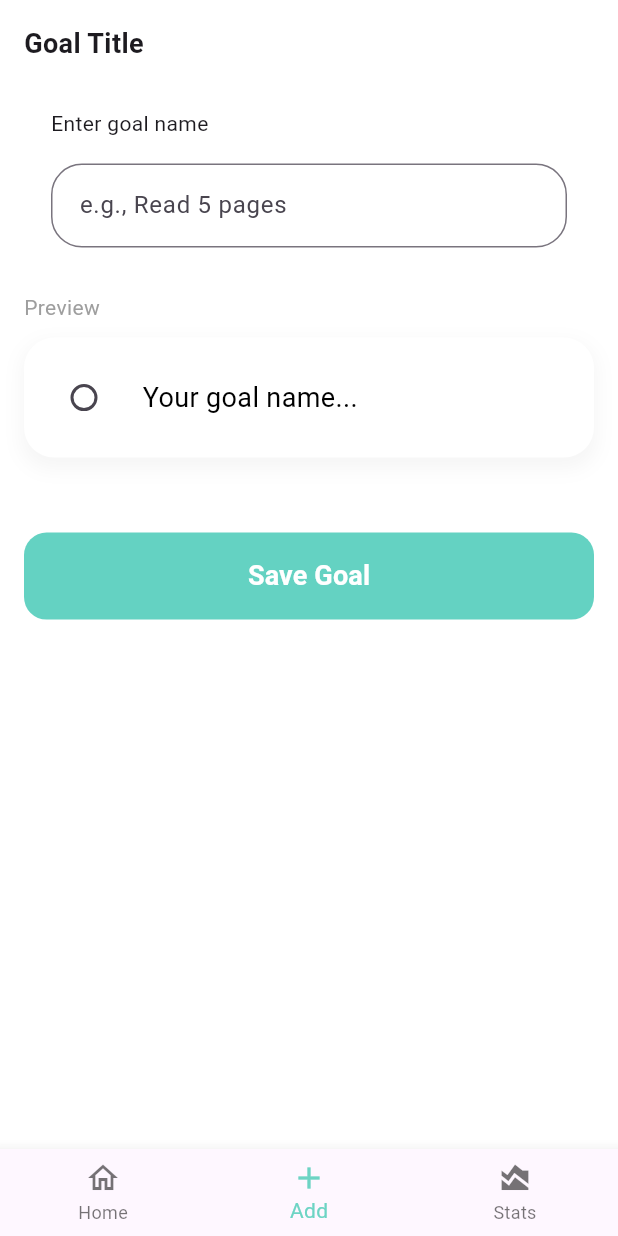
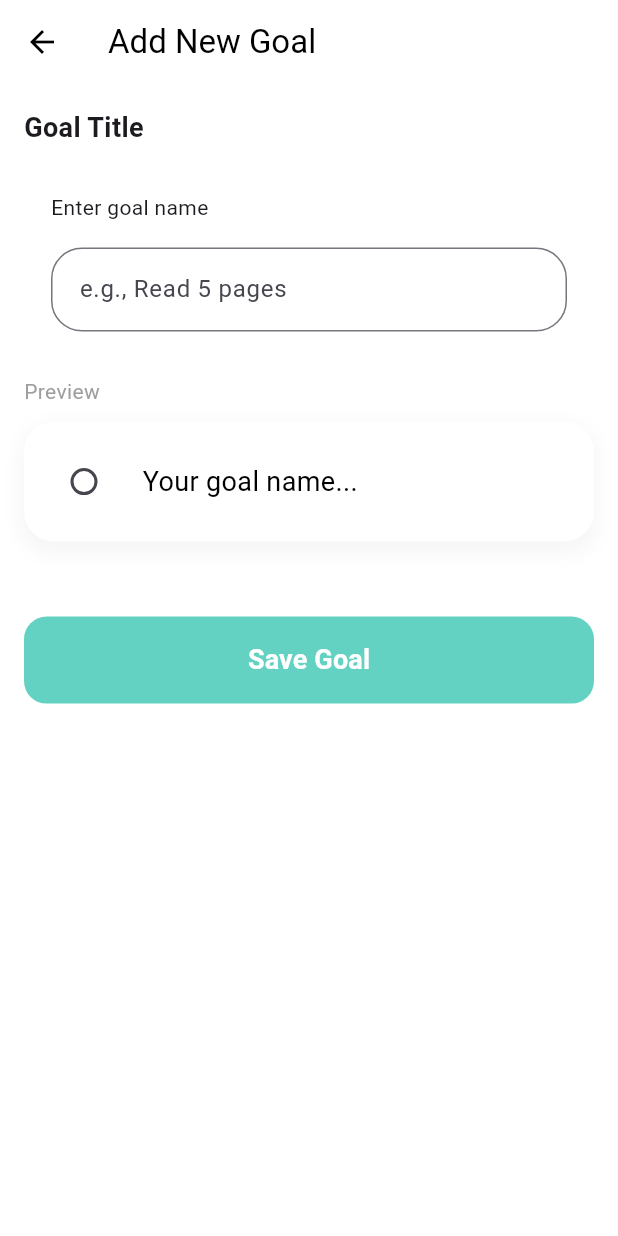
Before and after one commit to shahandaashref/myGoalApp, a Flutter app: the screen it shows after launch, item 2 of the bottom bar chosen, on a phone screen of 412 x 824 dp. Run offline on Flutter 3.47's test engine with Material 3 defaults, Android fonts, the phone set to English and light mode, and no system bars; our stand-ins replace percent_indicator, sqflite; accounts and stored records are empty.

Commit message:
update  home page and addpage

```diff
--- a/lib/Custom/custom_text_field.dart
+++ b/lib/Custom/custom_text_field.dart
@@ -8,6 +8,7 @@
   final Widget? icon;
   final String? Function(String?)? validateFunction;
   final TextEditingController? controller;
+  final Function(String)? onChange;
 
   CustomTextFormField({
     super.key,
@@ -17,6 +18,7 @@
     this.icon,
     this.controller,
     this.validateFunction,
+    this.onChange,
   });
 
   @override
@@ -73,7 +75,9 @@
               hintText: widget.hintText,
               prefixIcon: widget.icon,
             ),
+          onChanged: widget.onChange,
           ),
+
         ],
       ),
     );
--- a/lib/Feature/Pages/Ui/Screens/add_goal_screen.dart
+++ b/lib/Feature/Pages/Ui/Screens/add_goal_screen.dart
@@ -1,119 +1,7 @@
-// import 'package:flutter/material.dart';
-// import 'package:goal_app/Custom/custom_text_field.dart';
-
-// class AddGoalScreen extends StatefulWidget {
-//   const AddGoalScreen({super.key});
-
-//   @override
-//   State<AddGoalScreen> createState() => _AddGoalScreenState();
-// }
-
-// class _AddGoalScreenState extends State<AddGoalScreen> {
-//   final TextEditingController _controller = TextEditingController();
-//   bool? goalIsDone = false;
-//   GlobalKey _keyForm=GlobalKey();
-//   @override
-//   Widget build(BuildContext context) {
-//     return SafeArea(
-//       child: Padding(
-//         padding: const EdgeInsets.all(16.0),
-//         child: Form(
-//           key: _keyForm,
-//           child: Column(
-//             crossAxisAlignment: CrossAxisAlignment.start,
-//             children: [
-//               Text('Add New Goal'),
-//               CustomTextFormField(
-//                 controller: _controller,
-//                 type: 'text',
-//                 label: 'Goal Title',
-//                 hintText: 'goal',
-//               ),
-//               coalItem(),
-//               SizedBox(height: 20),
-//               Center(child: CustomBottom()),
-//             ],
-//           ),
-//         ),
-//       ),
-//     );
-//   }
-
-//   SizedBox coalItem() {
-//     return SizedBox(
-//       height: 120,
-//       child: Container(
-//         alignment: Alignment.center,
-//         height: 100,
-//         margin: EdgeInsets.symmetric(vertical: 10, horizontal: 2),
-//         padding: EdgeInsets.all(16),
-//         width: double.infinity,
-//         decoration: BoxDecoration(
-//           borderRadius: BorderRadius.circular(20),
-//           color: Colors.white,
-//           boxShadow: [
-//             BoxShadow(
-//               blurRadius: 2,
-//               spreadRadius: 2,
-//               color: const Color.fromARGB(255, 236, 236, 236),
-//               offset: Offset(1, 1),
-//             ),
-//           ],
-//         ),
-
-//         child: Row(
-//           //mainAxisAlignment: MainAxisAlignment.spaceEvenly,
-//           children: [
-//             Checkbox(
-//               checkColor: Colors.white,
-//               activeColor: Color.fromARGB(255, 140, 226, 243),
-//               shape: CircleBorder(),
-//               value: goalIsDone,
-//               onChanged: (newValue) {
-//                 setState(() {
-//                   goalIsDone = newValue;
-//                 });
-//               },
-//             ),
-//             SizedBox(width: 15),
-//             Text(_controller.text, style: TextStyle(fontSize: 20)),
-//           ],
-//         ),
-//       ),
-//     );
-//   }
-// }
-
-// class CustomBottom extends StatelessWidget {
-//   const CustomBottom({super.key});
-
-//   @override
-//   Widget build(BuildContext context) {
-//     return ElevatedButton(
-//       onPressed: () {},
-//       style: ElevatedButton.styleFrom(
-//         backgroundColor: const Color(0xFF64D2C2),
-//         foregroundColor: Colors.white,
-//         elevation: 0,
-
-//         shape: RoundedRectangleBorder(borderRadius: BorderRadius.circular(15)),
-
-//         padding: const EdgeInsets.symmetric(horizontal: 40, vertical: 16),
-//       ),
-//       child: const Text(
-//         'Save Goal',
-//         style: TextStyle(fontSize: 18, fontWeight: FontWeight.bold),
-//       ),
-//     );
-//   }
-// }
-
-
 import 'package:flutter/material.dart';
 import 'package:goal_app/Custom/custom_text_field.dart';
-import 'package:goal_app/Feature/Pages/model/goal_data.dart';
-import 'package:goal_app/Feature/Pages/model/sqldb.dart';
-
+import 'package:goal_app/Feature/Pages/model/goal_data.dart'; // تأكدي إن المسار صح
+import 'package:goal_app/Feature/Pages/model/sqldb.dart';    // تأكدي إن المسار صح
 
 class AddGoalScreen extends StatefulWidget {
   const AddGoalScreen({super.key});
@@ -125,41 +13,29 @@
 class _AddGoalScreenState extends State<AddGoalScreen> {
   final TextEditingController _controller = TextEditingController();
   bool goalIsDone = false;
-  GlobalKey<FormState> _keyForm = GlobalKey(); // حددنا النوع FormState
-
+  final GlobalKey<FormState> _keyForm = GlobalKey();
 
   SqlDb sqlDb = SqlDb();
 
-
   void saveGoal() async {
     if (_keyForm.currentState!.validate()) {
-
+      // 1. تجهيز البيانات
       Goal newGoal = Goal(
         title: _controller.text,
         isDone: goalIsDone,
         date: DateTime.now().toString().split(" ")[0],
       );
 
-
+      // 2. الحفظ في قاعدة البيانات
       int response = await sqlDb.insertData(newGoal);
 
+      // 3. التحقق من النجاح والرجوع
       if (response > 0) {
         if (mounted) {
-          ScaffoldMessenger.of(context).showSnackBar(
-          SnackBar(
-            content: Text("Goal Added Successfully! "),
-            backgroundColor: Color(0xFF64D2C2),
-            duration: Duration(seconds: 2),
-          ),
-        );
-
-        _controller.clear();
-        setState(() {
-          goalIsDone = false;
-        });
-
-
-        FocusScope.of(context).unfocus();
+           // هنا بنقفل الصفحة ونبعت "true" للهوم عشان تعمل ريفرش
+           // ملاحظة: شيلنا الـ SnackBar من هنا عشان يظهر في الهوم أحسن
+           // وشيلنا الـ clear و setState لأن الصفحة بتتقفل خلاص
+           Navigator.pop(context, true);
         }
       }
     }
@@ -167,8 +43,15 @@
 
   @override
   Widget build(BuildContext context) {
-    return SafeArea(
-
+    return Scaffold(
+      backgroundColor: Colors.white,
+      appBar: AppBar(
+        backgroundColor: Colors.white,
+        elevation: 0,
+        iconTheme: IconThemeData(color: Colors.black),
+        title: Text("Add New Goal", style: TextStyle(color: Colors.black)),
+      ),
+      body: SafeArea(
         child: Padding(
           padding: const EdgeInsets.all(16.0),
           child: Form(
@@ -180,17 +63,18 @@
                   Text('Goal Title', style: TextStyle(fontSize: 18, fontWeight: FontWeight.bold)),
                   SizedBox(height: 10),
 
-
                   CustomTextFormField(
                     controller: _controller,
-                  type: 'text',
+                    type: "",
                     label: 'Enter goal name',
                     hintText: 'e.g., Read 5 pages',
+                    onChange: (val) {
+                      setState(() {});
+                    },
                   ),
 
                   SizedBox(height: 30),
                   Text('Preview', style: TextStyle(color: Colors.grey)),
-
 
                   goalItem(),
 
@@ -214,6 +98,7 @@
                     ),
                   ),
                 ],
+              ),
             ),
           ),
         ),
```
Also changed, not shown: lib/Feature/Pages/Ui/Screens/home_place_holder.dart (+39 -6 lines), 1 other file. Lines whose indentation alone changed are shown as unchanged.
